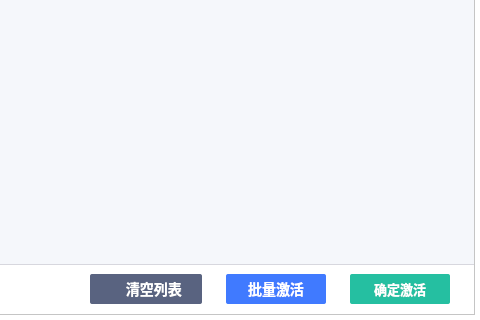
Above: mainwindow.ui from ZhouMei20220810/TEST before the change; both pictures show x 886 to 1366 and y 448 to 768 of the 1366 by 768 pixel window. Below: the same form after it.
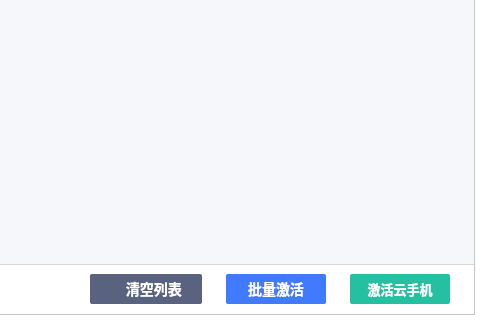
That is the form after the change. The open tabs and pages were chosen to show the change. Icons and pictures are not drawn. Custom widgets are drawn as their Qt base class.

Patch:
```diff
--- a/mainwindow.ui
+++ b/mainwindow.ui
@@ -3403,7 +3403,7 @@
 </string>
                   </property>
                   <property name="text">
-                   <string>确定激活</string>
+                   <string>激活云手机</string>
                   </property>
                   <property name="flat">
                    <bool>true</bool>
```
Left out of the diff: 12 changed lines with no effect on the pictures.
